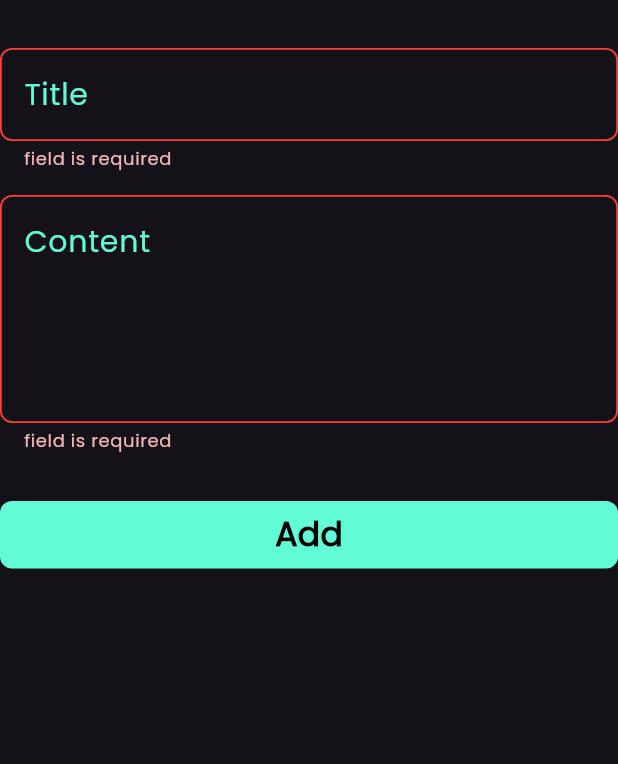
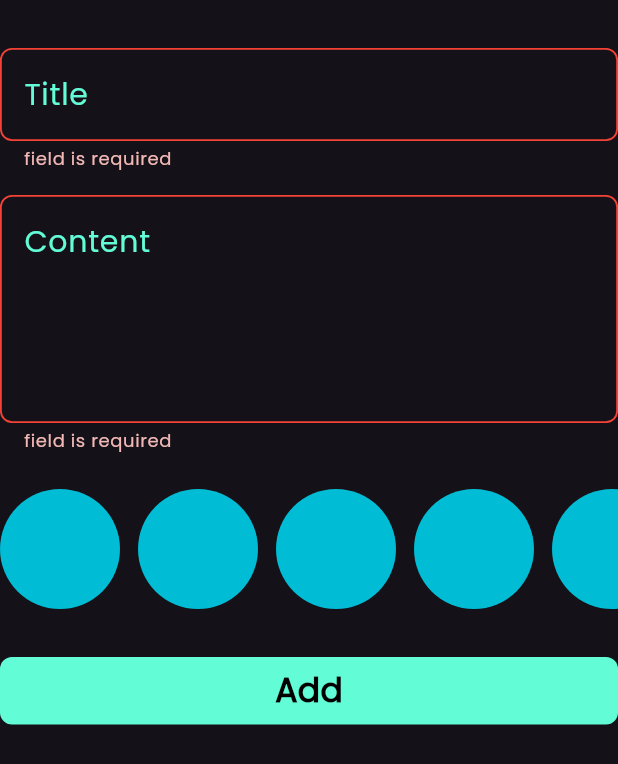
Before and after one commit to AhmedYasserww/Notes_App, a Flutter app: the AddNoteForm widget shown alone on an empty page, opened directly, after a tap on "Add", on a phone screen of 412 x 824 dp. Shown: the top 764 px of the screen. Run offline on Flutter 3.47's test engine with Material 3 defaults, Android fonts, the phone set to English and light mode, and no system bars; our stand-ins replace bloc, flutter_bloc, font_awesome_flutter, hive, hive_flutter, modal_progress_hud_nsn; accounts and stored records are empty.

Commit message:
create colors ListView part one

```diff
--- a/lib/views/widgets/add_note_form.dart
+++ b/lib/views/widgets/add_note_form.dart
@@ -3,6 +3,7 @@ import 'package:flutter_bloc/flutter_bloc.dart';
 import 'package:intl/intl.dart';
 import 'package:note_app/cubits/add_note_cubit/add_note_cubit.dart';
 import 'package:note_app/models/note_model.dart';
+import 'package:note_app/views/widgets/color_item_list_view.dart';
 import 'package:note_app/views/widgets/custom_button.dart';
 import 'package:note_app/views/widgets/custom_text_form_field_widget.dart';
 class AddNoteForm extends StatefulWidget {
@@ -44,17 +45,20 @@ class _AddNoteFormState extends State<AddNoteForm> {
             maxLine: 5,
           ),
           const SizedBox(
+            height: 24,
+          ),
+         const  ColorItemListView(),
+          const SizedBox(
             height: 32,
           ),
+
       BlocBuilder<AddNoteCubit,AddNoteState>(
         builder: (context,state){
           return CustomButton(
             isLoading: state is AddNoteLoading?true : false,
             onTap: () {
-              print ("before");
               if (formKey.currentState!.validate()) {
                 formKey.currentState!.save();
-                print('Title: $title, Content: $content');
                 String formattedDate = DateFormat('dd MMM yyyy').format(DateTime.now());
                 var noteModel = NoteModel(
                   title: title!,
--- /dev/null
+++ b/lib/views/widgets/color_item.dart
@@ -0,0 +1,15 @@
+import 'package:flutter/material.dart';
+class ColorItem extends StatelessWidget {
+  const ColorItem({super.key});
+
+  @override
+  Widget build(BuildContext context) {
+    return Padding(
+      padding: EdgeInsets.only(right: 12),
+      child: const CircleAvatar(
+        radius: 40,
+        backgroundColor: Colors.cyan,
+      ),
+    );
+  }
+}
--- /dev/null
+++ b/lib/views/widgets/color_item_list_view.dart
@@ -0,0 +1,18 @@
+import 'package:flutter/material.dart';
+import 'package:note_app/views/widgets/color_item.dart';
+class ColorItemListView extends StatelessWidget {
+  const ColorItemListView({super.key});
+
+  @override
+  Widget build(BuildContext context) {
+    return SizedBox(
+      height: 80,
+      child: ListView.builder(
+          itemCount: 10,
+          scrollDirection: Axis.horizontal,
+          itemBuilder: (context,i){
+            return const ColorItem();
+          }),
+    );
+  }
+}
```
